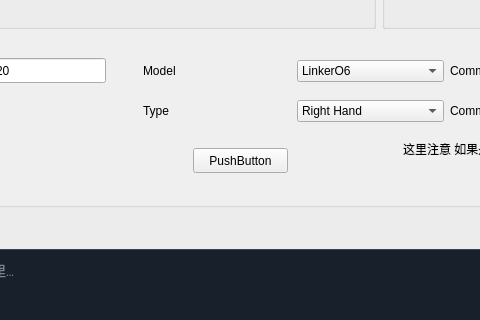
Above: src/ui/main_window.ui from FAN0909/master-slave-tracking-control before the change; both pictures show x 147 to 627 and y 361 to 681 of the 1054 by 791 pixel window. Below: the same form after it.
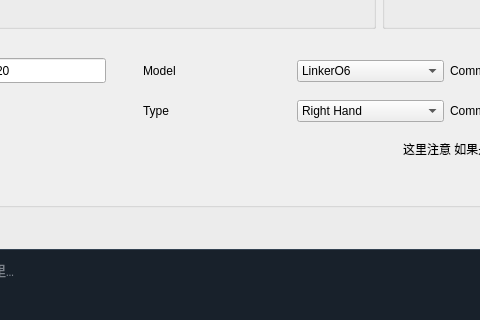
That is the form after the change.

```diff
--- a/src/ui/main_window.ui
+++ b/src/ui/main_window.ui
@@ -636,19 +636,6 @@
      </item>
     </layout>
    </widget>
-   <widget class="QPushButton" name="pushButton_test_hand">
-    <property name="geometry">
-     <rect>
-      <x>340</x>
-      <y>490</y>
-      <width>95</width>
-      <height>25</height>
-     </rect>
-    </property>
-    <property name="text">
-     <string>PushButton</string>
-    </property>
-   </widget>
    <widget class="QLabel" name="label_37">
     <property name="geometry">
      <rect>
```
